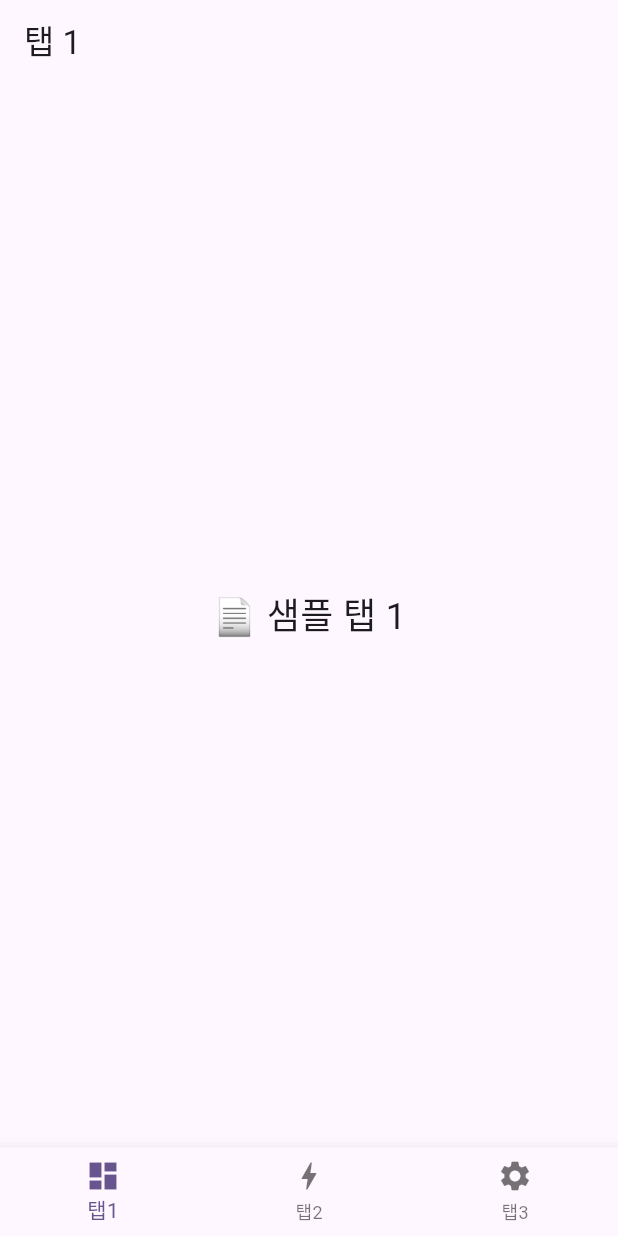
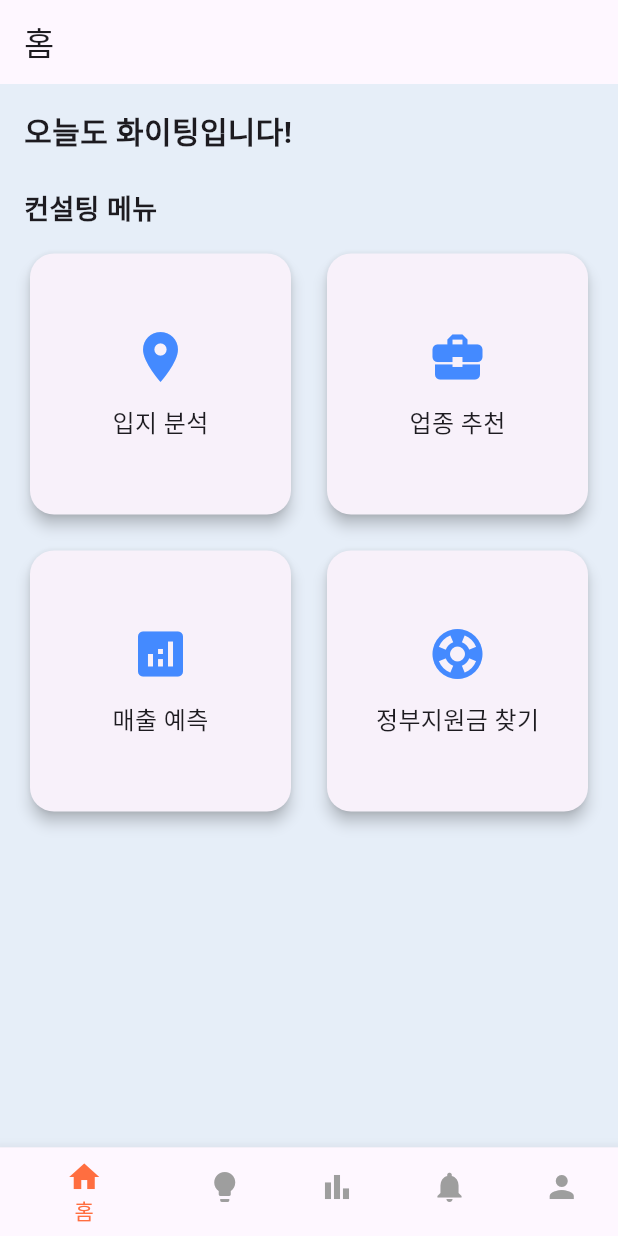
Before and after one commit to woopi1087/project_ai_biz_consultant_flutter, a Flutter app: the screen it shows after launch, on a phone screen of 412 x 824 dp. Run offline on Flutter 3.47's test engine with Material 3 defaults, Android fonts, the phone set to English and light mode, and no system bars.

Commit message:
[ADD] 메인 화면 추가

```diff
--- a/lib/features/home/home_tab.dart
+++ b/lib/features/home/home_tab.dart
@@ -1,11 +1,104 @@
 import 'package:flutter/material.dart';
+import 'package:project_ai_biz_consultant_flutter/features/location_analysis/location_analysis_start_page.dart';
 
-class HomePage extends StatelessWidget {
+class HomeTab extends StatelessWidget {
+  const HomeTab({super.key});
+
   @override
   Widget build(BuildContext context) {
     return Scaffold(
-      appBar: AppBar(title: Text('홈')),
-      body: Center(child: Text('Welcome to Home!')),
+      backgroundColor: const Color(0xFFE6EEF8), // ← 배경 색상 추가
+      body: SafeArea(
+        child: Padding(
+          padding: const EdgeInsets.all(16),
+          child: Column(
+            crossAxisAlignment: CrossAxisAlignment.start,
+            children: [
+              const Text(
+                "오늘도 화이팅입니다!",
+                style: TextStyle(fontSize: 20, fontWeight: FontWeight.bold),
+              ),
+              const SizedBox(height: 24),
+
+              const Text(
+                "컨설팅 메뉴",
+                style: TextStyle(fontSize: 18, fontWeight: FontWeight.w600),
+              ),
+              const SizedBox(height: 12),
+
+              Expanded(
+                child: GridView.count(
+                  crossAxisCount: 2,
+                  crossAxisSpacing: 16,
+                  mainAxisSpacing: 16,
+                  children: [
+                    _buildConsultCard(
+                      context,
+                      icon: Icons.place,
+                      title: '입지 분석',
+                      onTap: () {
+                        // TODO: 입지 분석 페이지 이동
+                        Navigator.push(
+                          context,
+                          MaterialPageRoute(
+                            builder: (_) => const LocationAnalysisStartPage(),
+                          ),
+                        );
+                      },
+                    ),
+                    _buildConsultCard(
+                      context,
+                      icon: Icons.business_center,
+                      title: '업종 추천',
+                      onTap: () {
+                        // TODO: 업종 추천 페이지 이동
+                      },
+                    ),
+                    _buildConsultCard(
+                      context,
+                      icon: Icons.analytics,
+                      title: '매출 예측',
+                      onTap: () {},
+                    ),
+                    _buildConsultCard(
+                      context,
+                      icon: Icons.support,
+                      title: '정부지원금 찾기',
+                      onTap: () {},
+                    ),
+                  ],
+                ),
+              ),
+            ],
+          ),
+        ),
+      ),
+    );
+  }
+
+  Widget _buildConsultCard(
+    BuildContext context, {
+    required IconData icon,
+    required String title,
+    required VoidCallback onTap,
+  }) {
+    return GestureDetector(
+      onTap: onTap,
+      child: Card(
+        shape: RoundedRectangleBorder(borderRadius: BorderRadius.circular(16)),
+        elevation: 4,
+        child: Padding(
+          padding: const EdgeInsets.symmetric(vertical: 24),
+          child: Column(
+            mainAxisAlignment: MainAxisAlignment.center,
+            children: [
+              Icon(icon, size: 40, color: Colors.blueAccent),
+              const SizedBox(height: 12),
+              Text(title, style: const TextStyle(fontSize: 16)),
+            ],
+          ),
+        ),
+      ),
     );
   }
 }
--- a/lib/features/shell/main_shell_page.dart
+++ b/lib/features/shell/main_shell_page.dart
@@ -1,4 +1,5 @@
 import 'package:flutter/material.dart';
+import 'package:project_ai_biz_consultant_flutter/features/home/home_tab.dart';
 
 class MainShellPage extends StatefulWidget {
   const MainShellPage({super.key});
@@ -12,12 +13,14 @@ class _MainShellPageState extends State<MainShellPage> {
 
   // 각 탭에 보여줄 껍데기 내용
   final List<Widget> _pages = const [
-    Center(child: Text("📄 샘플 탭 1", style: TextStyle(fontSize: 24))),
-    Center(child: Text("🧪 샘플 탭 2", style: TextStyle(fontSize: 24))),
-    Center(child: Text("⚙️ 샘플 탭 3", style: TextStyle(fontSize: 24))),
+    HomeTab(), // ← 기존 Center에서 홈탭으로 교체
+    Center(child: Text("🧪 컨설팅", style: TextStyle(fontSize: 24))),
+    Center(child: Text("🧪 분석", style: TextStyle(fontSize: 24))),
+    Center(child: Text("🧪 알림", style: TextStyle(fontSize: 24))),
+    Center(child: Text("⚙️ 내 정보", style: TextStyle(fontSize: 24))),
   ];
 
-  final List<String> _titles = ['탭 1', '탭 2', '탭 3'];
+  final List<String> _titles = ['홈', '컨설팅', '분석', '알림', '내 정보'];
 
   @override
   Widget build(BuildContext context) {
@@ -30,12 +33,17 @@ class _MainShellPageState extends State<MainShellPage> {
         children: _pages,
       ),
       bottomNavigationBar: BottomNavigationBar(
+        backgroundColor: Colors.white, // 또는 약간 톤 다운된 색
+        selectedItemColor: Colors.deepOrangeAccent, // 강조 색
+        unselectedItemColor: Colors.grey,
         currentIndex: _currentIndex,
         onTap: (index) => setState(() => _currentIndex = index),
         items: const [
-          BottomNavigationBarItem(icon: Icon(Icons.dashboard), label: '탭1'),
-          BottomNavigationBarItem(icon: Icon(Icons.bolt), label: '탭2'),
-          BottomNavigationBarItem(icon: Icon(Icons.settings), label: '탭3'),
+          BottomNavigationBarItem(icon: Icon(Icons.home), label: '홈'),
+          BottomNavigationBarItem(icon: Icon(Icons.lightbulb), label: '컨설팅'),
+          BottomNavigationBarItem(icon: Icon(Icons.bar_chart), label: '분석'),
+          BottomNavigationBarItem(icon: Icon(Icons.notifications), label: '알림'),
+          BottomNavigationBarItem(icon: Icon(Icons.person), label: '내 정보'),
         ],
       ),
     );
--- a/lib/features/splash/splash_page.dart
+++ b/lib/features/splash/splash_page.dart
@@ -1,6 +1,6 @@
 import 'package:flutter/material.dart';
 import 'package:project_ai_biz_consultant_flutter/features/shell/main_shell_page.dart';
-import '../home/home_tab.dart'; // HomePage 경로 맞게 수정하시오
+import '../home/home_page.dart'; // HomePage 경로 맞게 수정하시오
 
 class SplashPage extends StatefulWidget {
   const SplashPage({super.key});
@@ -36,7 +36,8 @@ class _SplashPageState extends State<SplashPage> with TickerProviderStateMixin {
 
       // 👉 바로 홈으로 라우팅
       Navigator.of(context).pushReplacement(
-        MaterialPageRoute(builder: (_) => MainShellPage()),
+        MaterialPageRoute(builder: (_) => MainShellPage()), // 하단 네이게이션 쉘 페이지
+        // MaterialPageRoute(builder: (_) => HomePage()), // 홈 페이지
       );
     });
   }
```
Also changed, not shown: lib/features/home/home_page.dart (added, +53 -0 lines), lib/features/location_analysis/location_analysis_start_page.dart (added, +49 -0 lines).
